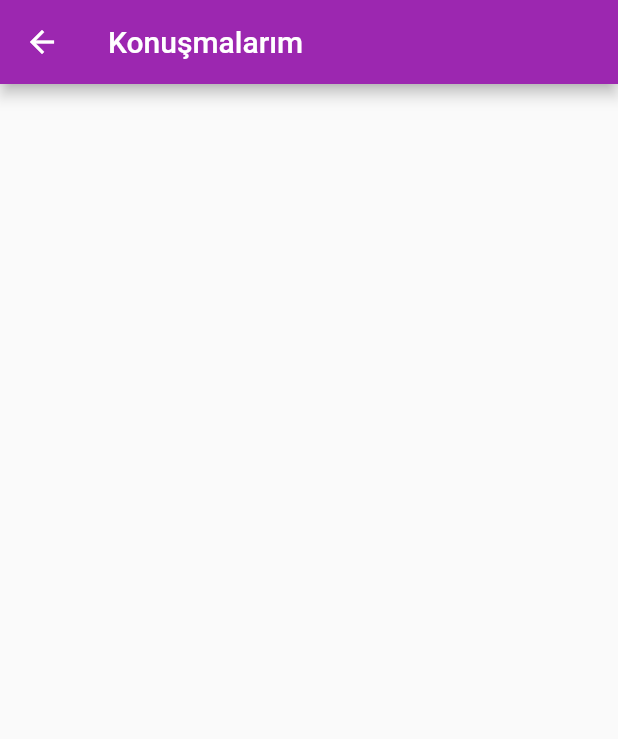
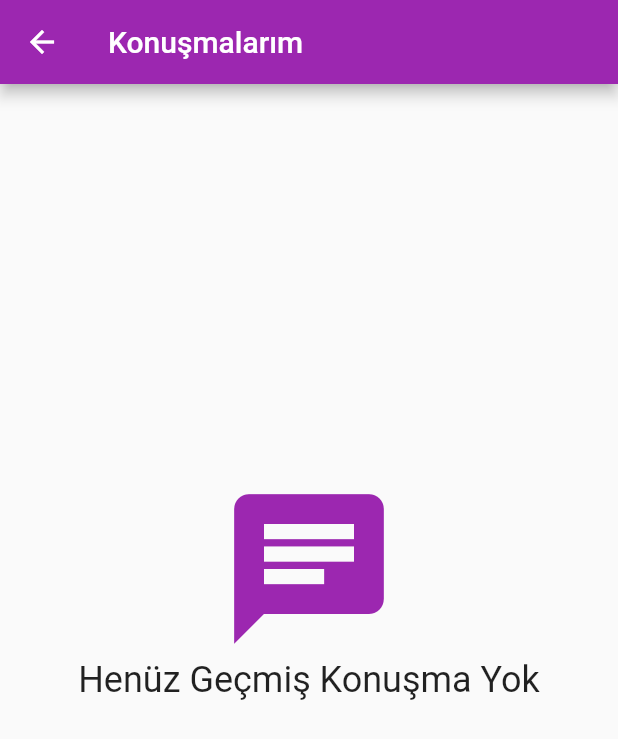
Before and after one commit to mehmettalhairmak/flutter_chat_app, a Flutter app: the MyChatPage screen opened directly, on a phone screen of 412 x 824 dp. Shown: the top 739 px of the screen. Run offline on Flutter 3.47's test engine with Material 2 defaults, Android fonts, the light colour scheme and no system bars; our stand-ins replace cloud_firestore, firebase_auth, firebase_core, firebase_storage, get_it, google_sign_in and 2 more; missing offline and left inert: flutter_login_facebook; accounts and stored records are empty.

```diff
--- a/lib/app/pages/my_chat.dart
+++ b/lib/app/pages/my_chat.dart
@@ -30,11 +30,11 @@ class _MyChatPageState extends State<MyChatPage> {
             );
           } else {
             var allSpeech = speechList.data;
-
+            if (allSpeech!.isNotEmpty) {
               return RefreshIndicator(
                 onRefresh: _myChatListRefresh,
                 child: ListView.builder(
-                itemCount: allSpeech!.length,
+                  itemCount: allSpeech.length,
                   itemBuilder: (BuildContext context, int index) {
                     var speech = allSpeech[index];
                     return GestureDetector(
@@ -52,7 +52,7 @@ class _MyChatPageState extends State<MyChatPage> {
                       },
                       child: ListTile(
                         title: Text(speech.toWhoUserName!),
-                      subtitle: Text(speech.lastMessage),
+                        subtitle: Text(speech.localTime.toString()),
                         leading: CircleAvatar(
                           backgroundImage:
                               NetworkImage(speech.toWhoUserProfileURL!),
@@ -62,6 +62,34 @@ class _MyChatPageState extends State<MyChatPage> {
                   },
                 ),
               );
+            } else {
+              return RefreshIndicator(
+                child: SingleChildScrollView(
+                  physics: const AlwaysScrollableScrollPhysics(),
+                  child: SizedBox(
+                    height: MediaQuery.of(context).size.height - 150,
+                    child: Center(
+                      child: Column(
+                        mainAxisAlignment: MainAxisAlignment.center,
+                        crossAxisAlignment: CrossAxisAlignment.center,
+                        children: [
+                          Icon(
+                            Icons.chat,
+                            color: Theme.of(context).primaryColor,
+                            size: 120,
+                          ),
+                          const Text(
+                            "Henüz Geçmiş Konuşma Yok",
+                            style: TextStyle(fontSize: 24),
+                          )
+                        ],
+                      ),
+                    ),
+                  ),
+                ),
+                onRefresh: _myChatListRefresh,
+              );
+            }
           }
         },
       ),
--- a/lib/models/speech_model.dart
+++ b/lib/models/speech_model.dart
@@ -9,6 +9,8 @@ class Speech {
   final Timestamp? seenDate;
   String? toWhoUserName;
   String? toWhoUserProfileURL;
+  DateTime? lastReadTime;
+  String? localTime;
 
   Speech({
     required this.fromWho,
--- a/lib/services/database/db_base.dart
+++ b/lib/services/database/db_base.dart
@@ -11,4 +11,5 @@ abstract class DBBase {
   Future<List<Speech>> getAllConverstaions(String userID);
   Stream<List<Message>> getMessages(String currentUserID, String chatUserID);
   Future<bool> saveMessage(Message saveMessage);
+  Future<DateTime> showTime(String userID);
 }
--- a/pubspec.yaml
+++ b/pubspec.yaml
@@ -44,6 +44,7 @@ dependencies:
   image_picker: ^0.8.4+11
   firebase_storage: ^10.2.10
   intl: ^0.17.0
+  timeago: ^3.2.2
 
 dev_dependencies:
   flutter_test:
```
Also changed, not shown: lib/app/pages/users.dart (+26 -1 lines), lib/repository/repository.dart (+11 -0 lines), lib/services/database/firestore_db.dart (+12 -0 lines), pubspec.lock. Lines whose indentation alone changed are shown as unchanged.
